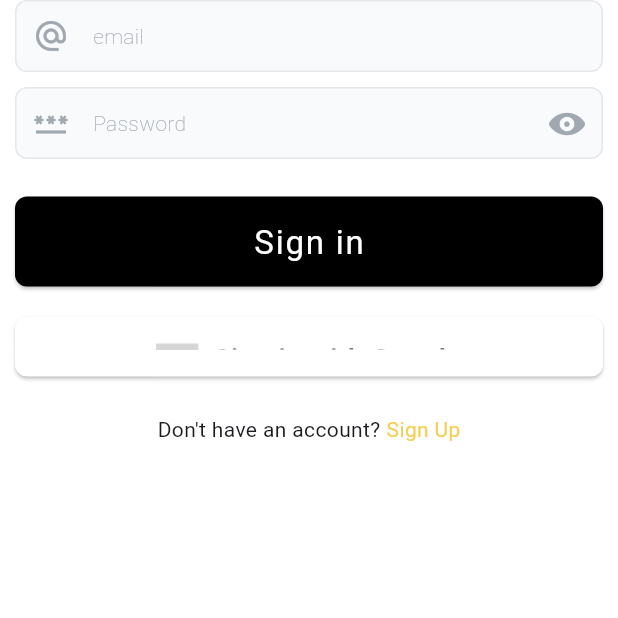
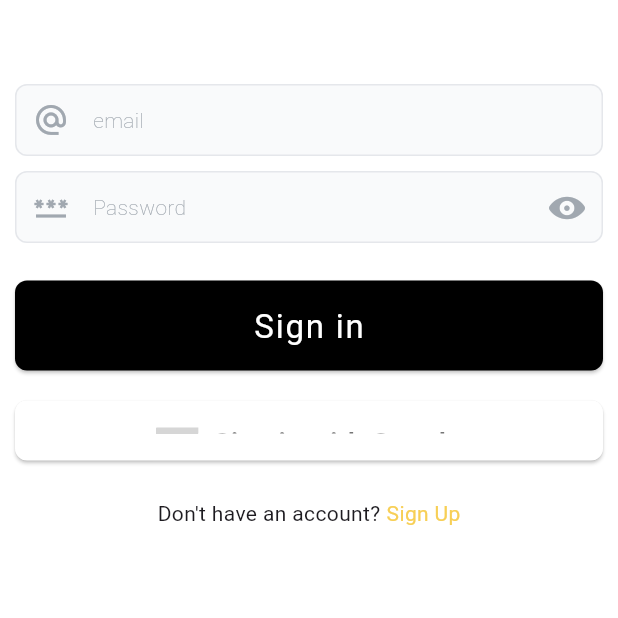
Before and after one commit to MuhammadBilalEllahi/Signal-Trader, a Flutter app: the screen it shows after launch, swiped to page 2, on a phone screen of 412 x 824 dp, the top half of it. Run offline on Flutter 3.47's test engine with Material 3 defaults, Android fonts, the phone set to English and light mode, and no system bars; our stand-ins replace auth_buttons, firebase_auth, firebase_core, fl_chart, google_fonts, google_sign_in and 3 more; accounts and stored records are empty; grey boxes are pictures that could not be loaded.

Commit message:
resolve issues

```diff
--- a/lib/pages/auth/SignOrSignUp.dart
+++ b/lib/pages/auth/SignOrSignUp.dart
@@ -25,6 +25,7 @@ class _SignInOrSignState extends State<SignInOrSign> {
   @override
   Widget build(BuildContext context) {
     return Scaffold(
+      appBar: AppBar(),
       body: _isSignIn?SignIn(changeSignIn: ()=>_changeSignIn()):SignUp(changeSignUp: ()=>_changeSignIn()),
     );
   }
--- a/lib/pages/root/profile/Profile.dart
+++ b/lib/pages/root/profile/Profile.dart
@@ -15,7 +15,7 @@ class Profile extends StatefulWidget {
 class _ProfileState extends State<Profile> {
   _signOut() {
     Provider.of<AuthService>(context, listen: false).signOut();
-    Provider.of<UserService>(context).clearUser();
+    Provider.of<UserService>(context, listen: false).clearUser();
     Navigator.pushNamedAndRemoveUntil(
         context, AppRoutes.authGate, (route) => false);
   }
```
